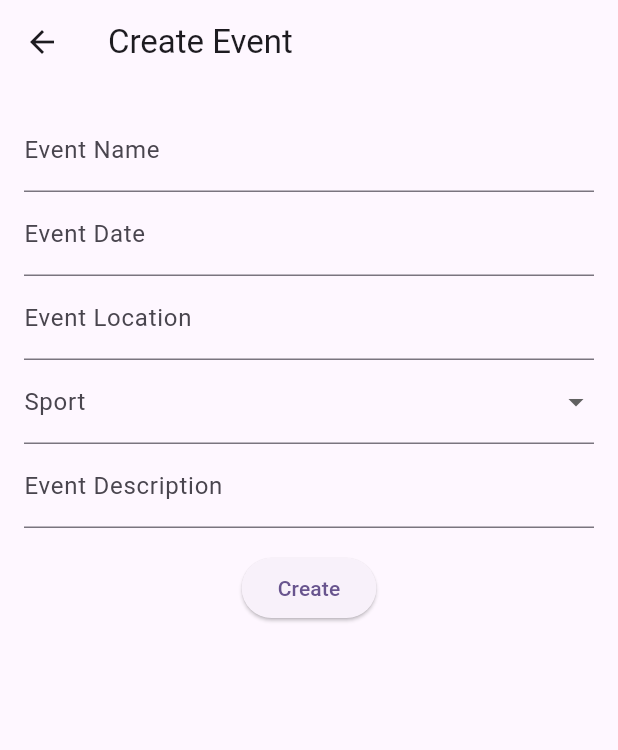
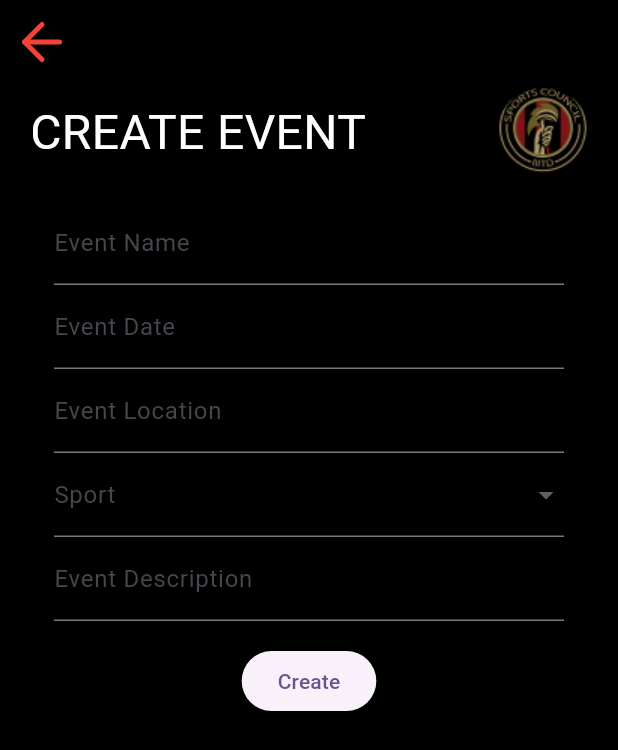
Before and after one commit to Shadowking912/sports_iiitd, a Flutter app: the CreateEvent screen opened by its route, on a phone screen of 412 x 824 dp. Shown: the top 750 px of the screen. Run offline on Flutter 3.47's test engine with Material 3 defaults, Android fonts, the phone set to English and light mode, and no system bars; drawn by our look-alikes of flutter_form_builder; our stand-ins replace cloud_firestore, firebase_auth, firebase_core, flutter_feather_icons, form_builder_validators, google_sign_in and 2 more; accounts and stored records are empty.

Commit message:
changes events

```diff
--- a/lib/main.dart
+++ b/lib/main.dart
@@ -4,6 +4,9 @@ import 'package:firebase_core/firebase_core.dart';
 import 'package:sports_iiitd/screens/Home.dart';
 import 'package:sports_iiitd/screens/equipment_history.dart';
 import 'package:sports_iiitd/screens/equipments.dart';
+import 'package:sports_iiitd/screens/equipment_history.dart';
+import 'package:sports_iiitd/screens/profile.dart';
+import 'package:sports_iiitd/screens/events.dart';
 import 'package:sports_iiitd/screens/view_events.dart';
 import 'package:sports_iiitd/services/auth.dart';
 import 'firebase_options.dart';
@@ -32,7 +35,7 @@ class MyApp extends StatelessWidget {
         colorScheme: ColorScheme.fromSeed(seedColor: Colors.deepPurple),
         useMaterial3: true,
       ),
-      home: WrongEmail(),
+      home: CreateEvent(),
       // add named routes
       routes: {
         '/home': (context) => HomeScreen(),
--- a/lib/screens/create_event.dart
+++ b/lib/screens/create_event.dart
@@ -1,8 +1,10 @@
 import 'package:flutter/material.dart';
 import 'package:flutter_form_builder/flutter_form_builder.dart';
 import 'package:form_builder_validators/form_builder_validators.dart';
+import 'package:sports_iiitd/common/CustomAppbar.dart';
 import 'package:sports_iiitd/services/models.dart';
-
+import 'package:flutter_feather_icons/flutter_feather_icons.dart';
+import 'package:iconly/iconly.dart';
 import '../services/db.dart';
 
 class CreateEvent extends StatefulWidget {
@@ -17,9 +19,46 @@ class _CreateEventState extends State<CreateEvent> {
     final Event? event = ModalRoute.of(context)!.settings.arguments as Event?;
     return Scaffold(
       appBar: AppBar(
-        title: Text('Create Event'),
+        leading: IconButton(
+          icon: Icon(
+            FeatherIcons.arrowLeft,
+            weight: 900,
+            size: 50,
+            color: Colors.red,
           ),
-      body: Padding(
+          onPressed: () {
+            Navigator.of(context)
+                .pushReplacementNamed('/sign_in'); // Example: Navigate back
+          },
+        ),
+        backgroundColor:
+            Colors.black, // Set the app bar background to transparent
+        elevation: 0,
+      ),
+      // appBar: AppBar(
+      //   title: Text('Create Event'),
+      // ),
+      body: Container(
+        width: double.infinity,
+        height: MediaQuery.of(context).size.height,
+        padding: EdgeInsets.fromLTRB(20, 2, 20, 0),
+        color: Colors.black,
+        child: Column(
+          children: [
+            customAppBar(
+              Text(
+                "CREATE EVENT",
+                style: TextStyle(
+                  color: Colors.white,
+                  fontWeight: FontWeight.w900,
+                  fontSize: 50,
+                ),
+              ).data!,
+              false,
+              context,
+              logo: true,
+            ),
+            Padding(
               padding: const EdgeInsets.all(16.0),
               child: FormBuilder(
                 key: _formKey,
@@ -59,8 +98,8 @@ class _CreateEventState extends State<CreateEvent> {
                     FormBuilderDropdown(
                       name: 'sport',
                       items: sportsList
-                    .map((sport) =>
-                        DropdownMenuItem(value: sport, child: Text(sport)))
+                          .map((sport) => DropdownMenuItem(
+                              value: sport, child: Text(sport)))
                           .toList(),
                       decoration: InputDecoration(labelText: 'Sport'),
                       validator: FormBuilderValidators.compose(
@@ -82,7 +121,8 @@ class _CreateEventState extends State<CreateEvent> {
                     ElevatedButton(
                       onPressed: () async {
                         if (_formKey.currentState!.saveAndValidate()) {
-                    Event eventForm = Event.fromJson(_formKey.currentState!.value);
+                          Event eventForm =
+                              Event.fromJson(_formKey.currentState!.value);
                           if (event != null) {
                             eventForm.id = event.id;
                             await editEvent(eventForm);
@@ -99,6 +139,9 @@ class _CreateEventState extends State<CreateEvent> {
                 ),
               ),
             ),
+          ],
+        ),
+      ),
     );
   }
 }
--- a/pubspec.yaml
+++ b/pubspec.yaml
@@ -44,6 +44,7 @@ dependencies:
   iconly: ^1.0.1
   flutter_svg: ^0.22.0
   flutter_feather_icons: ^2.0.0
+  intl: ^0.18.1
 
 dev_dependencies:
   flutter_test:
```
Also changed, not shown: lib/screens/discover.dart (+116 -0 lines), lib/screens/events.dart (added, +160 -0 lines), assets/event1.jpg (added), assets/event2.jpg (added), assets/event3.jpg (added), assets/event4.jpg (added), pubspec.lock. Lines whose indentation alone changed are shown as unchanged.
